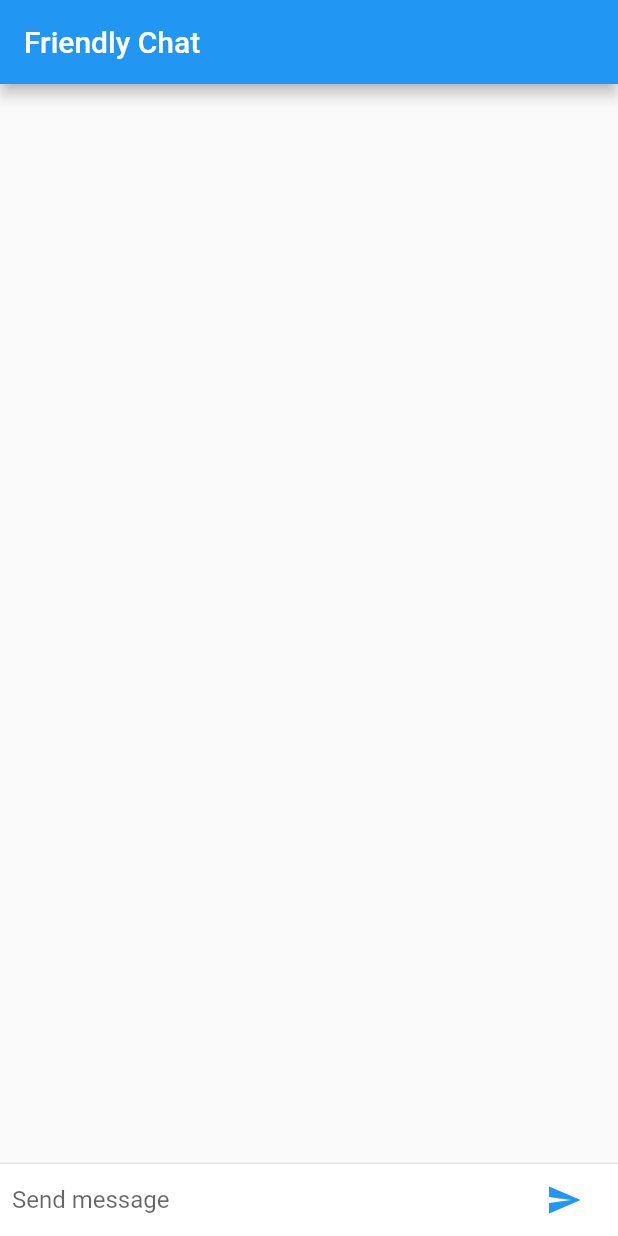
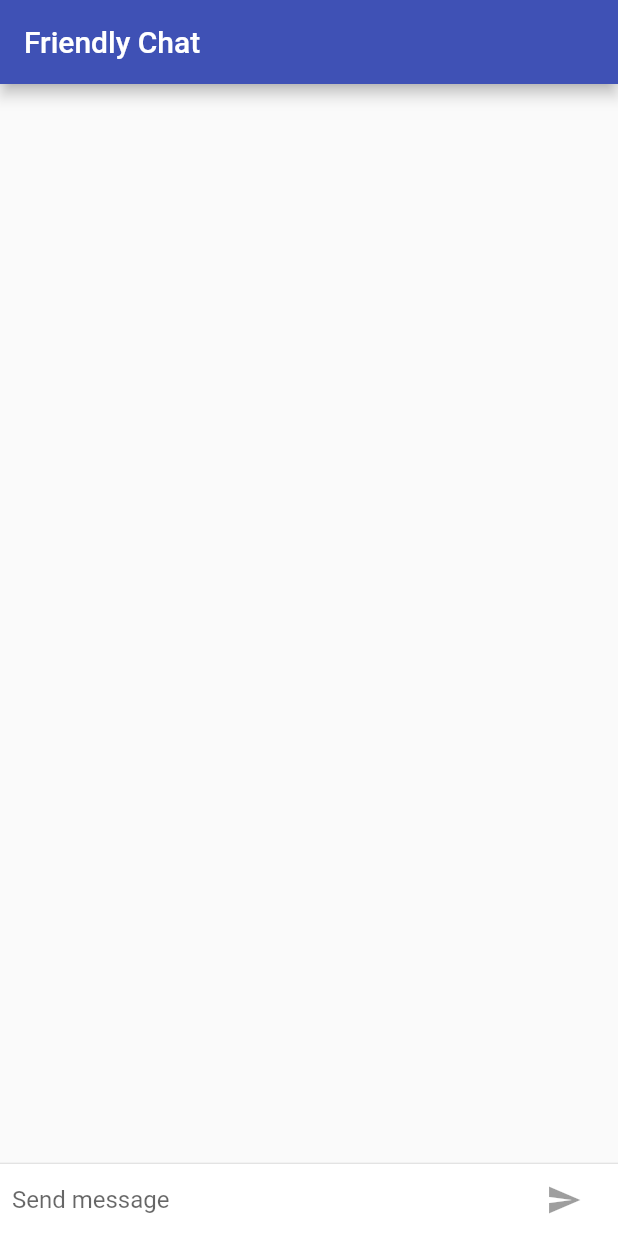
Before and after one commit to jdamacena/FriendlyChat, a Flutter app: the screen it shows after launch, on a phone screen of 412 x 824 dp. Run offline on Flutter 3.47's test engine with Material 2 defaults, Android fonts, the phone set to English and light mode, and no system bars.

Commit message:
Added animation to the messages and themes for Android and iOS

```diff
--- a/lib/main.dart
+++ b/lib/main.dart
@@ -1,3 +1,5 @@
+import 'package:flutter/cupertino.dart';
+import 'package:flutter/foundation.dart';
 import 'package:flutter/material.dart';
 
 void main() {
@@ -5,10 +7,24 @@ void main() {
 }
 
 class FriendlyChatApp extends StatelessWidget {
+  final ThemeData kIOSTheme = new ThemeData(
+    primarySwatch: Colors.orange,
+    primaryColor: Colors.grey[100],
+    primaryColorBrightness: Brightness.light,
+  );
+
+  final ThemeData kDefaultTheme = new ThemeData(
+    primarySwatch: Colors.indigo,
+    accentColor: Colors.orangeAccent[400],
+  );
+
   @override
   Widget build(BuildContext context) {
     return new MaterialApp(
       title: "Friendly Chat",
+      theme: defaultTargetPlatform == TargetPlatform.iOS
+          ? kIOSTheme
+          : kDefaultTheme,
       home: new ChatScreen(),
     );
   }
@@ -22,14 +38,17 @@ class ChatScreen extends StatefulWidget {
 class ChatScreenState extends State<ChatScreen> with TickerProviderStateMixin {
   final List<ChatMessage> _messages = <ChatMessage>[];
   final TextEditingController _textController = new TextEditingController();
+  bool _isComposing = false;
 
   @override
   Widget build(BuildContext context) {
     return new Scaffold(
       appBar: new AppBar(
         title: new Text("Friendly Chat"),
+        elevation: Theme.of(context).platform == TargetPlatform.iOS ? 0.0 : 4.0,
       ),
-      body: new Column(
+      body: new Container(
+        child: new Column(
           children: <Widget>[
             new Flexible(
               child: new ListView.builder(
@@ -48,6 +67,14 @@ class ChatScreenState extends State<ChatScreen> with TickerProviderStateMixin {
             )
           ],
         ),
+        decoration: Theme.of(context).platform == TargetPlatform.iOS
+            ? new BoxDecoration(
+                border: new Border(
+                  top: new BorderSide(color: Colors.grey[200]),
+                ),
+              )
+            : null,
+      ),
     );
   }
 
@@ -61,16 +88,30 @@ class ChatScreenState extends State<ChatScreen> with TickerProviderStateMixin {
             new Flexible(
               child: new TextField(
                 controller: _textController,
-                onSubmitted: _handleSubmitted,
+                onSubmitted: _isComposing ? _handleSubmitted : null,
+                onChanged: (String text) {
+                  setState(() {
+                    _isComposing = text.trim().length > 0;
+                  });
+                },
                 decoration:
                     new InputDecoration.collapsed(hintText: "Send message"),
               ),
             ),
             new Container(
               margin: EdgeInsets.symmetric(horizontal: 4.0),
-              child: new IconButton(
+              child: Theme.of(context).platform == TargetPlatform.iOS
+                  ? new CupertinoButton(
+                      child: new Text("Send"),
+                      onPressed: _isComposing
+                          ? () => _handleSubmitted(_textController.text)
+                          : null,
+                    )
+                  : new IconButton(
                       icon: new Icon(Icons.send),
-                onPressed: () => _handleSubmitted(_textController.text),
+                      onPressed: _isComposing
+                          ? () => _handleSubmitted(_textController.text)
+                          : null,
                     ),
             ),
           ],
@@ -81,6 +122,9 @@ class ChatScreenState extends State<ChatScreen> with TickerProviderStateMixin {
 
   void _handleSubmitted(String value) {
     _textController.clear();
+    setState(() {
+      _isComposing = false;
+    });
 
     ChatMessage chatMessage = new ChatMessage(
       text: value,
@@ -129,7 +173,8 @@ class ChatMessage extends StatelessWidget {
                 child: new CircleAvatar(
                   child: new Text(_name[0]),
                 )),
-            new Column(
+            new Expanded(
+              child: new Column(
                 crossAxisAlignment: CrossAxisAlignment.start,
                 children: <Widget>[
                   new Text(
@@ -139,6 +184,7 @@ class ChatMessage extends StatelessWidget {
                   new Container(
                       margin: EdgeInsets.only(top: 5.0), child: new Text(text)),
                 ],
+              ),
             )
           ],
         ),
```
Lines whose indentation alone changed are shown as unchanged.
